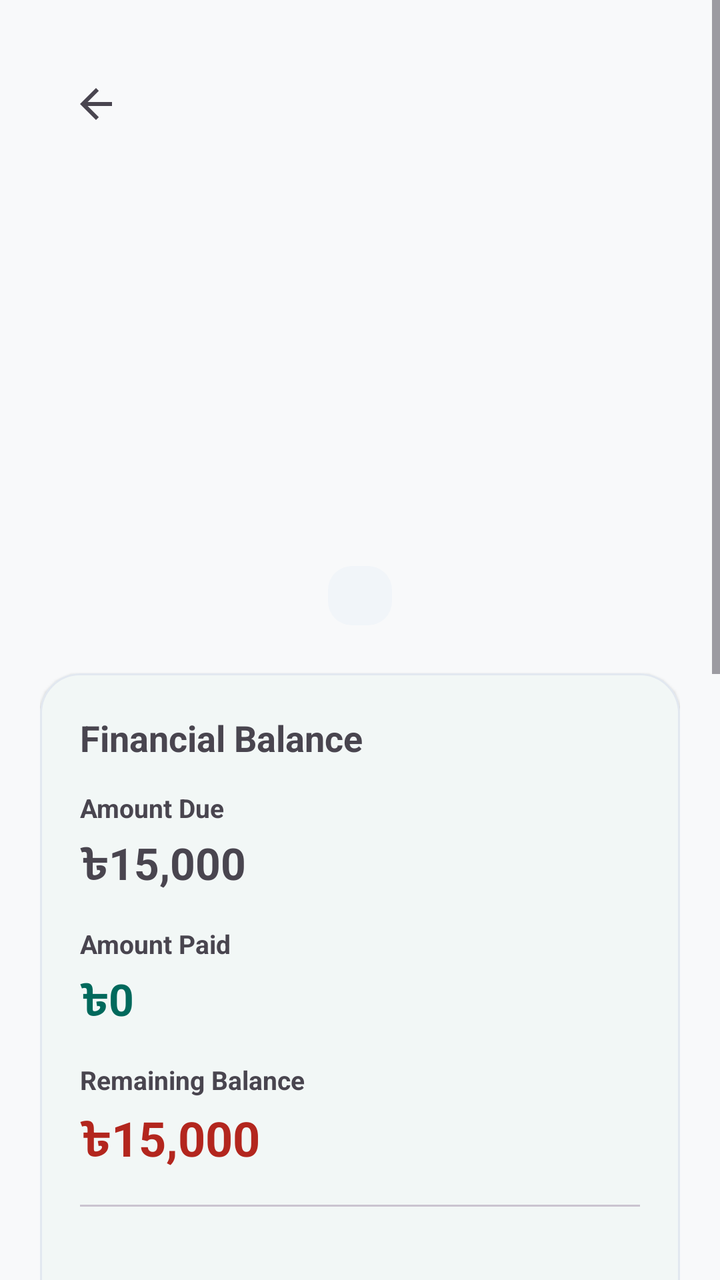
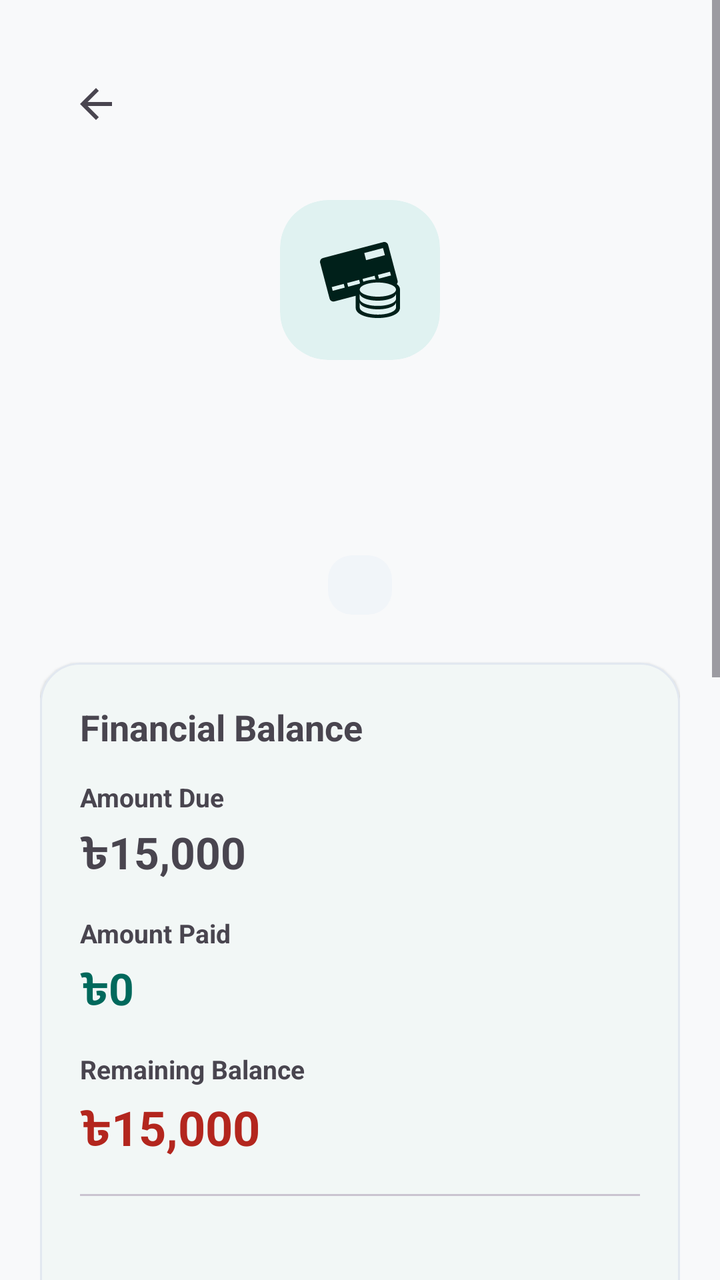

Before-and-after screenshots of an Android layout around one commit, followed by the original layout XML and the change that was made.
<!-- AndroidManifest.xml: application theme Theme.RobHouseRental -->
<!-- res/layout/activity_rent_details.xml -->
<?xml version="1.0" encoding="utf-8"?>
<ScrollView
    xmlns:android="http://schemas.android.com/apk/res/android"
    xmlns:app="http://schemas.android.com/apk/res-auto"
    android:layout_width="match_parent"
    android:layout_height="match_parent"
    android:fitsSystemWindows="true"
    android:fillViewport="true">

    <LinearLayout
        android:layout_width="match_parent"
        android:layout_height="wrap_content"
        android:orientation="vertical"
        android:padding="20dp">

        
        <com.google.android.material.appbar.MaterialToolbar
            android:id="@+id/toolbarRentDetails"
            android:layout_width="match_parent"
            android:layout_height="?attr/actionBarSize"
            android:title="@string/rent_details_title"
            app:navigationIcon="@drawable/ic_arrow_back" />

        
        <TextView
            android:layout_width="match_parent"
            android:layout_height="wrap_content"
            android:layout_marginTop="16dp"
            android:gravity="center"
            android:text=""
            android:textSize="64sp" />

        <TextView
            android:id="@+id/tvRentDetailsTenantName"
            android:layout_width="match_parent"
            android:layout_height="wrap_content"
            android:layout_marginTop="8dp"
            android:gravity="center"
            
            android:textSize="26sp"
            android:textStyle="bold" />

        <TextView
            android:id="@+id/tvRentDetailsPropertyUnit"
            android:layout_width="match_parent"
            android:layout_height="wrap_content"
            android:layout_marginTop="4dp"
            android:gravity="center"
            
            android:textSize="16sp" />

        <TextView
            android:id="@+id/tvRentDetailsBillingMonth"
            android:layout_width="match_parent"
            android:layout_height="wrap_content"
            android:layout_marginTop="2dp"
            android:gravity="center"
            
            android:textSize="14sp" />

        <TextView
            android:id="@+id/tvRentDetailsStatusBadge"
            android:layout_width="wrap_content"
            android:layout_height="wrap_content"
            android:layout_gravity="center_horizontal"
            android:layout_marginTop="8dp"
            android:background="@drawable/bg_status_badge"
            android:paddingHorizontal="16dp"
            android:paddingVertical="6dp"
            
            android:textSize="13sp"
            android:textStyle="bold" />

        
        <com.google.android.material.card.MaterialCardView
            android:layout_width="match_parent"
            android:layout_height="wrap_content"
            android:layout_marginTop="24dp"
            app:cardCornerRadius="20dp"
            app:cardElevation="1dp"
            app:strokeWidth="1dp">

            <LinearLayout
                android:layout_width="match_parent"
                android:layout_height="wrap_content"
                android:orientation="vertical"
                android:padding="20dp">

                <TextView
                    android:layout_width="match_parent"
                    android:layout_height="wrap_content"
                    android:text="@string/financial_balance"
                    android:textSize="18sp"
                    android:textStyle="bold" />

                
                <TextView
                    android:layout_width="match_parent"
                    android:layout_height="wrap_content"
                    android:layout_marginTop="14dp"
                    android:text="@string/amount_due"
                    android:textSize="13sp"
                    android:textStyle="bold" />

                <TextView
                    android:id="@+id/tvRentDetailsDue"
                    android:layout_width="match_parent"
                    android:layout_height="wrap_content"
                    android:layout_marginTop="4dp"
                    android:text="৳15,000"
                    android:textSize="22sp"
                    android:textStyle="bold" />

                
                <TextView
                    android:layout_width="match_parent"
                    android:layout_height="wrap_content"
                    android:layout_marginTop="14dp"
                    android:text="@string/amount_paid"
                    android:textSize="13sp"
                    android:textStyle="bold" />

                <TextView
                    android:id="@+id/tvRentDetailsPaid"
                    android:layout_width="match_parent"
                    android:layout_height="wrap_content"
                    android:layout_marginTop="4dp"
                    android:text="৳0"
                    android:textColor="?attr/colorPrimary"
                    android:textSize="22sp"
                    android:textStyle="bold" />

                
                <TextView
                    android:layout_width="match_parent"
                    android:layout_height="wrap_content"
                    android:layout_marginTop="14dp"
                    android:text="@string/remaining_balance"
                    android:textSize="13sp"
                    android:textStyle="bold" />

                <TextView
                    android:id="@+id/tvRentDetailsRemaining"
                    android:layout_width="match_parent"
                    android:layout_height="wrap_content"
                    android:layout_marginTop="4dp"
                    android:text="৳15,000"
                    android:textColor="?attr/colorError"
                    android:textSize="24sp"
                    android:textStyle="bold" />

                <View
                    android:layout_width="match_parent"
                    android:layout_height="1dp"
                    android:layout_marginVertical="14dp"
                    android:background="?attr/colorOutlineVariant" />

                
                <TextView
                    android:id="@+id/tvRentDetailsDueDate"
                    android:layout_width="match_parent"
                    android:layout_height="wrap_content"
                    
                    android:textSize="14sp" />

                <TextView
                    android:id="@+id/tvRentDetailsLastPayment"
                    android:layout_width="match_parent"
                    android:layout_height="wrap_content"
                    android:layout_marginTop="4dp"
                    
                    android:textSize="14sp" />

                <TextView
                    android:id="@+id/tvRentDetailsNotes"
                    android:layout_width="match_parent"
                    android:layout_height="wrap_content"
                    android:layout_marginTop="4dp"
                    
                    android:textSize="14sp" />

            </LinearLayout>

        </com.google.android.material.card.MaterialCardView>

        
        <com.google.android.material.card.MaterialCardView
            android:layout_width="match_parent"
            android:layout_height="wrap_content"
            android:layout_marginTop="20dp"
            app:cardCornerRadius="20dp"
            app:cardElevation="1dp"
            app:strokeWidth="1dp">

            <LinearLayout
                android:layout_width="match_parent"
                android:layout_height="wrap_content"
                android:orientation="vertical"
                android:padding="20dp">

                <LinearLayout
                    android:layout_width="match_parent"
                    android:layout_height="wrap_content"
                    android:gravity="center_vertical"
                    android:orientation="horizontal">

                    <TextView
                        android:layout_width="0dp"
                        android:layout_height="wrap_content"
                        android:layout_weight="1"
                        android:text="@string/payment_history"
                        android:textSize="18sp"
                        android:textStyle="bold" />

                    <TextView
                        android:id="@+id/tvPaymentCount"
                        android:layout_width="wrap_content"
                        android:layout_height="wrap_content"
                        android:text="0"
                        android:textSize="18sp"
                        android:textStyle="bold" />

                </LinearLayout>

                
                <TextView
                    android:id="@+id/tvNoPayments"
                    android:layout_width="match_parent"
                    android:layout_height="wrap_content"
                    android:layout_marginTop="12dp"
                    android:gravity="center"
                    android:text="@string/no_payments_yet"
                    android:textSize="15sp" />

                
                <androidx.recyclerview.widget.RecyclerView
                    android:id="@+id/recyclerPayments"
                    android:layout_width="match_parent"
                    android:layout_height="wrap_content"
                    android:layout_marginTop="12dp"
                    android:nestedScrollingEnabled="false" />

            </LinearLayout>

        </com.google.android.material.card.MaterialCardView>

        
        <com.google.android.material.button.MaterialButton
            android:id="@+id/btnRecordPayment"
            android:layout_width="match_parent"
            android:layout_height="wrap_content"
            android:layout_marginTop="24dp"
            android:minHeight="56dp"
            android:text="@string/record_payment"
            android:textSize="17sp"
            app:cornerRadius="16dp" />

        <com.google.android.material.button.MaterialButton
            android:id="@+id/btnGenerateReceipt"
            style="@style/Widget.Material3.Button.TonalButton"
            android:layout_width="match_parent"
            android:layout_height="wrap_content"
            android:layout_marginTop="12dp"
            android:minHeight="56dp"
            android:text="@string/action_generate_receipt"
            android:textSize="16sp"
            app:cornerRadius="16dp" />

        <com.google.android.material.button.MaterialButton
            android:id="@+id/btnSendReminder"
            style="@style/Widget.Material3.Button.TonalButton"
            android:layout_width="match_parent"
            android:layout_height="wrap_content"
            android:layout_marginTop="8dp"
            android:minHeight="56dp"
            android:text="@string/action_send_reminder"
            android:textSize="16sp"
            app:cornerRadius="16dp" />

        <com.google.android.material.button.MaterialButton
            android:id="@+id/btnEditRent"
            style="@style/Widget.Material3.Button.OutlinedButton"
            android:layout_width="match_parent"
            android:layout_height="wrap_content"
            android:layout_marginTop="12dp"
            android:minHeight="56dp"
            android:text="@string/edit_rent"
            android:textSize="17sp"
            app:cornerRadius="16dp" />

        <com.google.android.material.button.MaterialButton
            android:id="@+id/btnWaiveRent"
            style="@style/Widget.Material3.Button.TextButton"
            android:layout_width="match_parent"
            android:layout_height="wrap_content"
            android:layout_marginTop="8dp"
            android:minHeight="52dp"
            android:text="@string/waive_rent"
            android:textColor="?attr/colorError"
            android:textSize="16sp" />

        <Space
            android:layout_width="match_parent"
            android:layout_height="24dp" />

    </LinearLayout>

</ScrollView>
<!-- resources referenced by this layout -->
<resources>
  <!-- drawable bg_status_badge (drawable) -->
  <?xml version="1.0" encoding="utf-8"?>
  <shape xmlns:android="http://schemas.android.com/apk/res/android"
      android:shape="rectangle">
      <corners android:radius="12dp" />
      <solid android:color="@color/md_theme_surfaceVariant" />
  </shape>
  <string name="action_generate_receipt">Generate Receipt / Invoice</string>
  <string name="action_send_reminder">Send Payment Reminder</string>
  <string name="amount_due">Amount Due</string>
  <string name="amount_paid">Amount Paid</string>
  <string name="edit_rent">Edit Rent</string>
  <string name="financial_balance">Financial Balance</string>
  <string name="no_payments_yet">No payments recorded yet.</string>
  <string name="payment_history">Payment History</string>
  <string name="record_payment">Record Payment</string>
  <string name="remaining_balance">Remaining Balance</string>
  <string name="rent_details_title">Rent Details</string>
  <string name="waive_rent">Waive Rent</string>
  <style name="Theme.RobHouseRental" parent="Base.Theme.RobHouseRental" />
  <color name="md_theme_surfaceVariant">#F1F5F9</color>
  <color name="md_theme_primary">#00695C</color>
  <color name="md_theme_onPrimary">#FFFFFF</color>
  <color name="md_theme_primaryContainer">#E0F2F1</color>
  <color name="md_theme_onPrimaryContainer">#00201A</color>
  <color name="md_theme_secondary">#1565C0</color>
  <color name="md_theme_onSecondary">#FFFFFF</color>
  <color name="md_theme_secondaryContainer">#E3F2FD</color>
  <color name="md_theme_onSecondaryContainer">#001D36</color>
  <color name="md_theme_tertiary">#6D4C41</color>
  <color name="md_theme_onTertiary">#FFFFFF</color>
  <color name="md_theme_tertiaryContainer">#EFEBE9</color>
  <color name="md_theme_onTertiaryContainer">#25150F</color>
  <color name="md_theme_background">#F8F9FA</color>
  <color name="md_theme_onBackground">#191C1D</color>
  <color name="md_theme_surface">#FFFFFF</color>
  <color name="md_theme_onSurface">#191C1D</color>
  <color name="md_theme_onSurfaceVariant">#475569</color>
  <color name="md_theme_outline">#CBD5E1</color>
  <color name="md_theme_outlineVariant">#E2E8F0</color>
  <!-- unchanged entries left out for length: 3 -->
</resources>

<!-- the commit's change to res/layout/activity_rent_details.xml (unified diff, before → after) -->
@@ -22,13 +22,24 @@
             app:navigationIcon="@drawable/ic_arrow_back" />
 
         
-        <TextView
-            android:layout_width="match_parent"
-            android:layout_height="wrap_content"
+        <com.google.android.material.card.MaterialCardView
+            android:layout_width="80dp"
+            android:layout_height="80dp"
             android:layout_marginTop="16dp"
-            android:gravity="center"
-            android:text=""
-            android:textSize="64sp" />
+            android:layout_gravity="center_horizontal"
+            app:cardBackgroundColor="?attr/colorPrimaryContainer"
+            app:cardCornerRadius="24dp"
+            app:cardElevation="0dp"
+            app:strokeWidth="0dp">
+
+            <ImageView
+                android:layout_width="40dp"
+                android:layout_height="40dp"
+                android:layout_gravity="center"
+                android:src="@drawable/ic_payment"
+                app:tint="?attr/colorOnPrimaryContainer" />
+
+        </com.google.android.material.card.MaterialCardView>
 
         <TextView
             android:id="@+id/tvRentDetailsTenantName"
<!-- resource entries referenced after the edit -->
@@ -7,6 +7,12 @@
       <corners android:radius="12dp" />
       <solid android:color="@color/md_theme_surfaceVariant" />
   </shape>
+  <!-- drawable ic_payment (drawable) -->
+  <vector xmlns:android="http://schemas.android.com/apk/res/android" android:height="24dp" android:viewportHeight="502.68" android:viewportWidth="502.68" android:width="24dp">
+        
+      <path android:fillColor="#010002" android:pathData="M482.8,276.92c4.53,-5.82 6.73,-13.33 4.72,-20.99L428.05,30.52c-3.45,-13.03 -16.85,-20.84 -29.85,-17.39L18.18,113.33C5.22,116.76 -2.61,130.2 0.8,143.21L60.27,368.6c3.41,13.01 16.87,20.82 29.88,17.41l134.28,-35.42v75.48c0,42.21 69.95,64.3 139.11,64.3c69.11,0 139.15,-22.09 139.15,-64.3V311.61C502.68,297.87 495.16,286.31 482.8,276.92zM439.76,199.23l6.21,23.47l-75.54,19.95l-6.17,-23.51L439.76,199.23zM395.93,50.73l11.8,44.69l-118.01,31.15l-11.8,-44.69L395.93,50.73zM342.98,224.74l6.04,22.95c-27.93,1.25 -55.11,6.13 -76.94,14.45l-4.62,-17.43L342.98,224.74zM79.98,319.22l-6.17,-23.43l75.52,-19.98l6.21,23.56L79.98,319.22zM170.63,270.24l75.48,-19.95l5.72,21.51c-1.83,1.12 -3.56,2.29 -5.24,3.47l-69.78,18.42L170.63,270.24zM477.49,424.21c0,24.61 -50.99,44.54 -113.96,44.54c-62.9,0 -113.94,-19.95 -113.94,-44.54v-27.72c0,-0.93 0.54,-1.77 0.69,-2.65c3.6,23.34 52.65,41.85 113.25,41.85c60.61,0 109.69,-18.51 113.27,-41.85c0.15,0.88 0.69,1.73 0.69,2.65V424.21zM477.49,369.68c0,24.59 -50.99,44.52 -113.96,44.52c-62.9,0 -113.94,-19.93 -113.94,-44.52V341.96c0,-0.91 0.54,-1.77 0.69,-2.65c3.6,23.32 52.65,41.87 113.25,41.87c60.61,0 109.69,-18.55 113.27,-41.87c0.15,0.88 0.69,1.75 0.69,2.65V369.68zM363.53,356.11c-62.9,0 -113.94,-19.93 -113.94,-44.5c0,-24.57 51.04,-44.5 113.94,-44.5c62.97,0 113.96,19.93 113.96,44.5C477.49,336.18 426.5,356.11 363.53,356.11z"/>
+      
+  </vector>
   <string name="action_generate_receipt">Generate Receipt / Invoice</string>
   <string name="action_send_reminder">Send Payment Reminder</string>
   <string name="amount_due">Amount Due</string>
